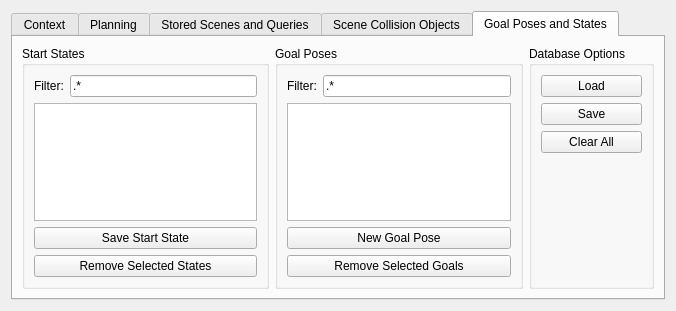
This is visualization/motion_planning_rviz_plugin/src/ui/motion_planning_rviz_plugin_frame.ui in moveit/moveit as Qt 5 draws it before an edit. The edited form follows.
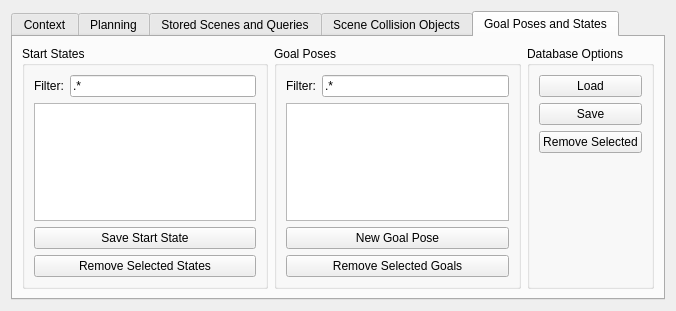
This is the edited form.

Commit message: Allow flip orientation for IK on goal pose. Fix for removal of start states

Diff of the .ui file:
```diff
--- a/visualization/motion_planning_rviz_plugin/src/ui/motion_planning_rviz_plugin_frame.ui
+++ b/visualization/motion_planning_rviz_plugin/src/ui/motion_planning_rviz_plugin_frame.ui
@@ -1002,7 +1002,7 @@
           <item>
            <widget class="QPushButton" name="delete_on_db_button">
             <property name="text">
-             <string>Clear All</string>
+             <string>Remove Selected</string>
             </property>
            </widget>
           </item>
```
Left out of the diff: 2 changed lines with no effect on the pictures. The commit also changes 1 other file.
